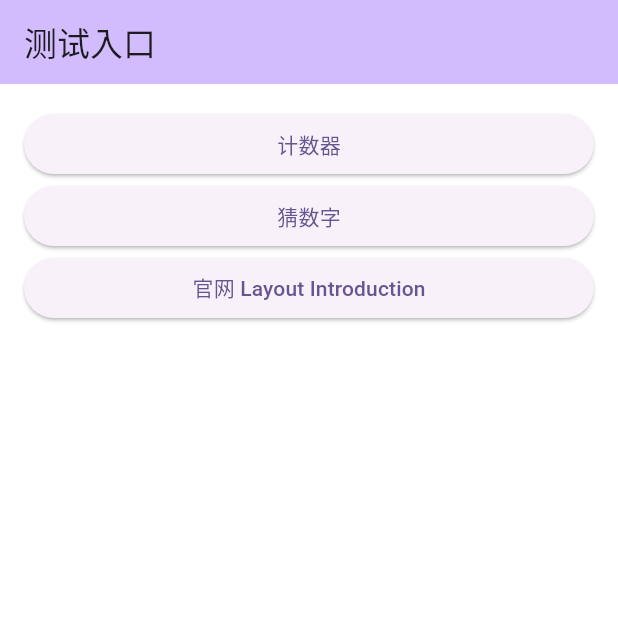
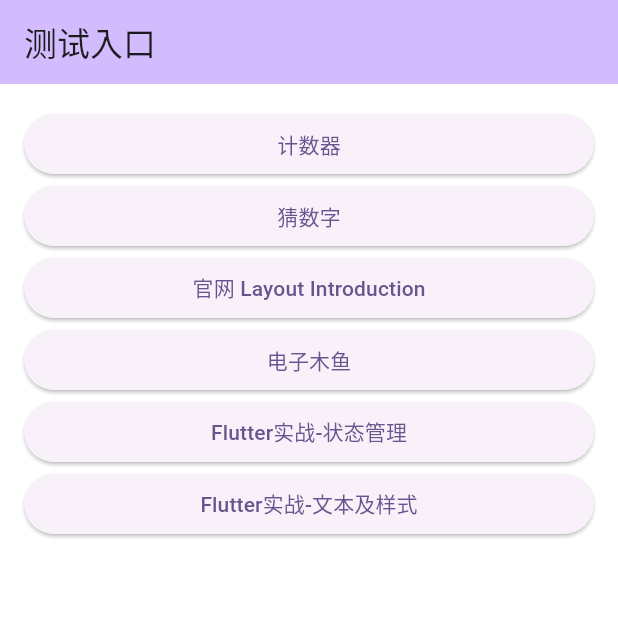
Before and after one commit to D1191860939/flutter_basic, a Flutter app: the screen it shows after launch, on a phone screen of 412 x 824 dp, the top half of it. Run offline on Flutter 3.47's test engine with Material 3 defaults, Android fonts, the phone set to English and light mode, and no system bars.

Commit message:
feature: 文本及样式搭建

```diff
--- a/lib/counter/counter_page.dart
+++ b/lib/counter/counter_page.dart
@@ -1,7 +1,7 @@
 import 'package:flutter/material.dart';
 
 class MyHomePage extends StatefulWidget {
-  const MyHomePage({super.key, required this.title});
+  const MyHomePage({super.key});
 
   // This widget is the home page of your application. It is stateful, meaning
   // that it has a State object (defined below) that contains fields that affect
@@ -12,7 +12,7 @@ class MyHomePage extends StatefulWidget {
   // used by the build method of the State. Fields in a Widget subclass are
   // always marked "final".
 
-  final String title;
+  // final String title;
 
   @override
   State<MyHomePage> createState() => _MyHomePageState();
@@ -48,7 +48,7 @@ class _MyHomePageState extends State<MyHomePage> {
         backgroundColor: Theme.of(context).colorScheme.inversePrimary,
         // Here we take the value from the MyHomePage object that was created by
         // the App.build method, and use it to set our appbar title.
-        title: Text(widget.title),
+        title: const Text("猜数字"),
       ),
       body: Center(
         // Center is a layout widget. It takes a single child and positions it
--- a/lib/entrance/entrance_page.dart
+++ b/lib/entrance/entrance_page.dart
@@ -1,11 +1,25 @@
 import 'package:flutter/material.dart';
 import 'package:hello_flutter/guess/guess_page.dart';
 import 'package:hello_flutter/pavlova/pavlova_page.dart';
+import 'package:hello_flutter/state/tap_box_page.dart';
+import 'package:hello_flutter/ui/text_page.dart';
+import 'package:hello_flutter/wooden/wooden_fish_page.dart';
 
 import '../counter/counter_page.dart';
 
 class EntrancePage extends StatelessWidget {
   const EntrancePage({super.key});
+
+  Widget _buildItem(BuildContext context, String text, WidgetBuilder builder) {
+    return SizedBox(
+      width: double.infinity,
+      child: ElevatedButton(
+        onPressed: () =>
+            {Navigator.of(context).push(MaterialPageRoute(builder: builder))},
+        child: Text(text),
+      ),
+    );
+  }
 
   @override
   Widget build(BuildContext context) {
@@ -21,39 +35,16 @@ class EntrancePage extends StatelessWidget {
             decoration: const BoxDecoration(color: Colors.white),
             child: Column(
               children: [
-                SizedBox(
-                    width: double.infinity,
-                    child: ElevatedButton(
-                      onPressed: () => {
-                        Navigator.of(context).push(MaterialPageRoute(
-                            builder: (context) =>
-                                const MyHomePage(title: "计数器")))
-                      },
-                      child: const Text("计数器"),
-                    ),
-                  ),
-                  SizedBox(
-                    width: double.infinity,
-                    child: ElevatedButton(
-                      onPressed: () => {
-                        Navigator.of(context).push(MaterialPageRoute(
-                            builder: (context) =>
-                                const GuessPage(title: "猜数字")))
-                      },
-                      child: const Text("猜数字"),
-                    ),
-                  ),
-                  SizedBox(
-                    width: double.infinity,
-                    child: ElevatedButton(
-                      onPressed: () {
-                        Navigator.of(context).push(MaterialPageRoute(
-                            builder: (context) => Pavlovapage()));
-                      },
-                      child: const Text("官网 Layout Introduction"),
-                    ),
-                  )
-                ],
+                _buildItem(context, "计数器", (context) => const MyHomePage()),
+                _buildItem(context, "猜数字", (context) => const GuessPage()),
+                _buildItem(context, "官网 Layout Introduction",
+                    (context) => Pavlovapage()),
+                _buildItem(
+                    context, "电子木鱼", (context) => const WoodenFishPage()),
+                _buildItem(
+                    context, "Flutter实战-状态管理", (context) => TapBoxPage()),
+                _buildItem(context, "Flutter实战-文本及样式", (context) => TextPage())
+              ],
             )));
   }
 }
--- a/lib/guess/guess_page.dart
+++ b/lib/guess/guess_page.dart
@@ -6,7 +6,7 @@ import 'package:hello_flutter/guess/guess_appbar.dart';
 import 'package:hello_flutter/guess/result_notice.dart';
 
 class GuessPage extends StatefulWidget {
-  const GuessPage({super.key, required this.title});
+  const GuessPage({super.key});
 
   // This widget is the home page of your application. It is stateful, meaning
   // that it has a State object (defined below) that contains fields that affect
@@ -17,7 +17,7 @@ class GuessPage extends StatefulWidget {
   // used by the build method of the State. Fields in a Widget subclass are
   // always marked "final".
 
-  final String title;
+  // final String title;
 
   @override
   State<GuessPage> createState() => _GuessPageState();
--- a/lib/main.dart
+++ b/lib/main.dart
@@ -1,9 +1,5 @@
 import 'package:flutter/material.dart';
-import 'package:fluttertoast/fluttertoast.dart';
 import 'package:hello_flutter/entrance/entrance_page.dart';
-import 'package:hello_flutter/guess/guess_page.dart';
-
-import 'counter/counter_page.dart';
 
 void main() {
   runApp(const MyApp());
--- a/pubspec.yaml
+++ b/pubspec.yaml
@@ -58,6 +58,8 @@ flutter:
   # included with your application, so that you can use the icons in
   # the material Icons class.
   uses-material-design: true
+  assets:
+    - assets/images/
 
   # To add assets to your application, add an assets section, like this:
   # assets:
```
Also changed, not shown: lib/state/tap_box_a.dart (added, +37 -0 lines), lib/state/tap_box_b.dart (added, +32 -0 lines), lib/state/tap_box_page.dart (added, +17 -0 lines), lib/ui/text_page.dart (added, +27 -0 lines), lib/wooden/wooden_fish_page.dart (added, +104 -0 lines), assets/images/muyu.png (added).
